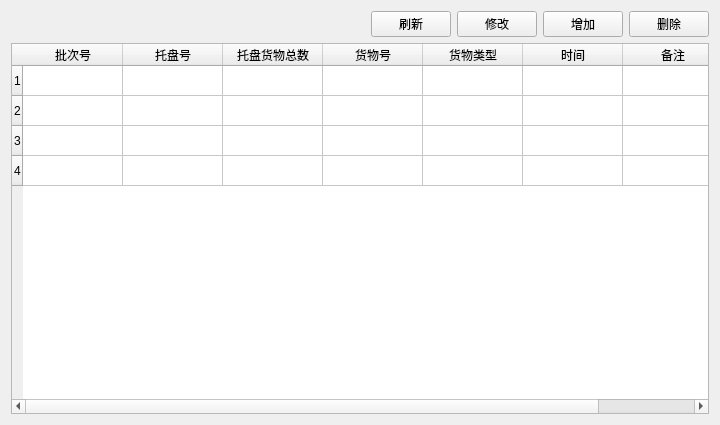
Before: the Qt Designer form maintaindata.ui in kangwenyun/batch_acquisition_system_qt_before, drawn with Qt 5.
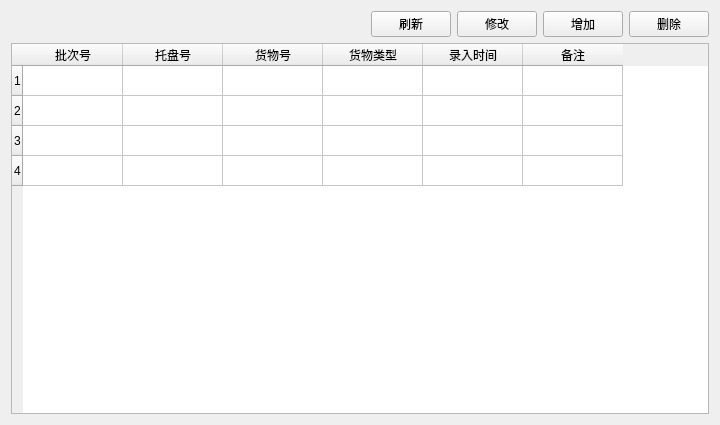
After: the same form once the commit is applied.

```diff
--- a/maintaindata.ui
+++ b/maintaindata.ui
@@ -95,11 +95,6 @@
        <string>托盘号</string>
       </property>
      </column>
-     <column>
-      <property name="text">
-       <string>托盘货物总数</string>
-      </property>
-     </column>
      <column>
       <property name="text">
        <string>货物号</string>
@@ -112,7 +107,7 @@
      </column>
      <column>
       <property name="text">
-       <string>时间</string>
+       <string>录入时间</string>
       </property>
      </column>
      <column>
@@ -130,6 +125,11 @@
        <string/>
       </property>
      </item>
+     <item row="0" column="3">
+      <property name="text">
+       <string/>
+      </property>
+     </item>
      <item row="0" column="4">
       <property name="text">
        <string/>
@@ -140,11 +140,6 @@
        <string/>
       </property>
      </item>
-     <item row="0" column="6">
-      <property name="text">
-       <string/>
-      </property>
-     </item>
     </widget>
    </item>
   </layout>
```
